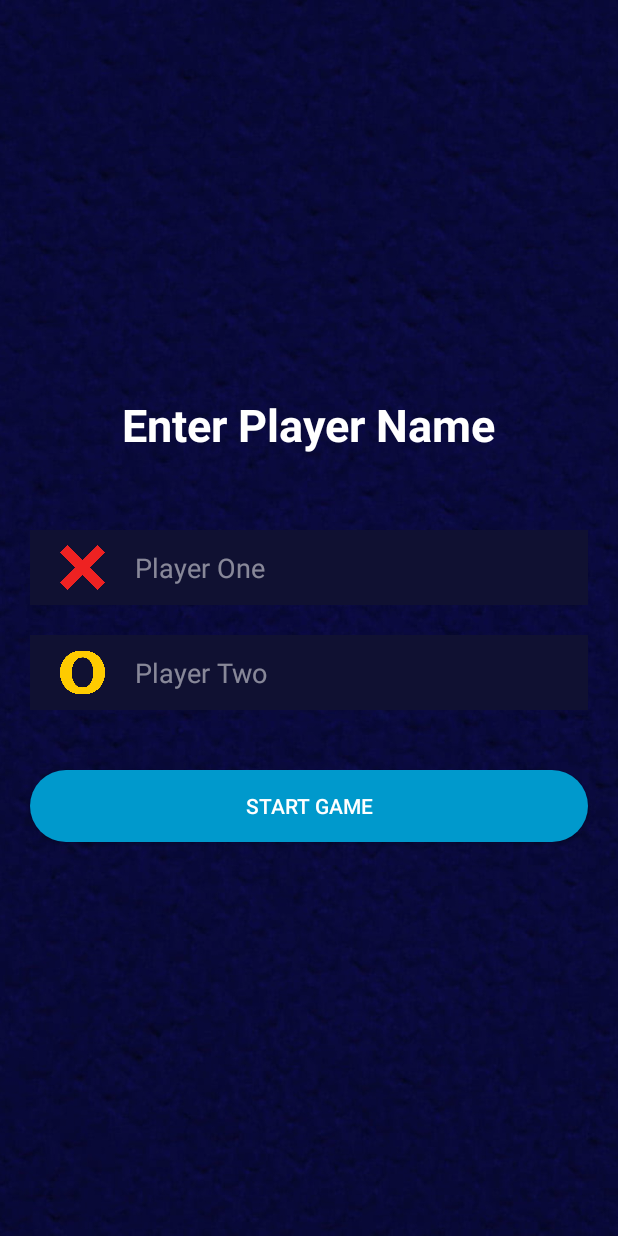
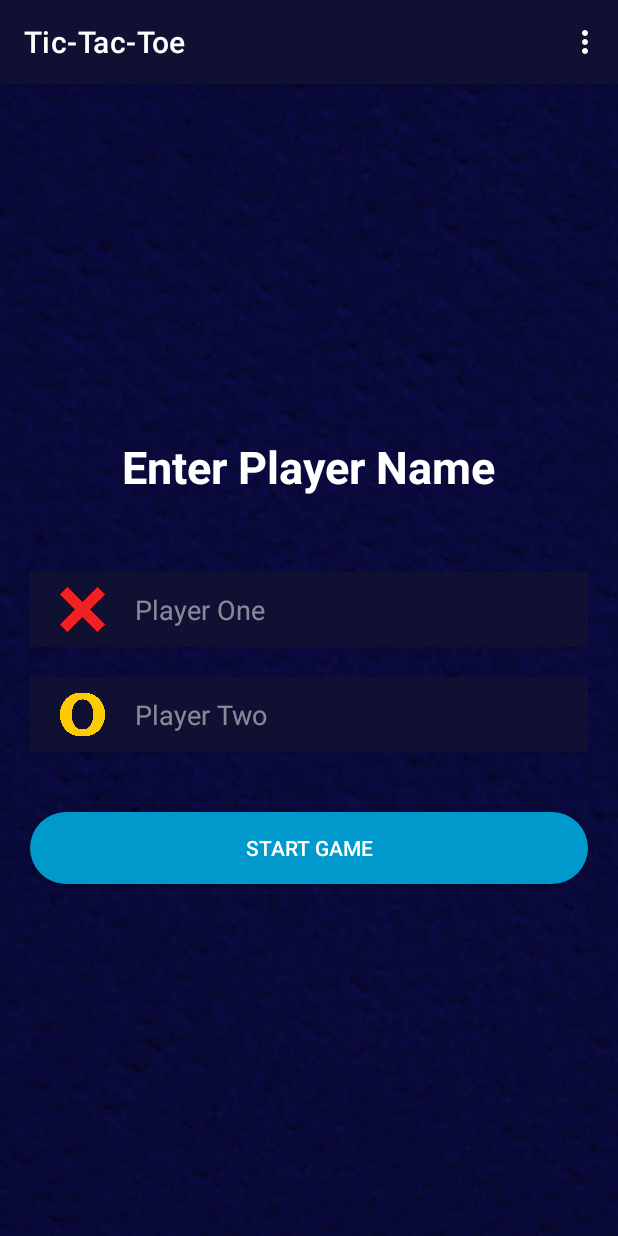
Before and after one commit to quynhpn2610/CS-300_TicTacToeApp, an Android app: the AddPlayers_Offline screen opened directly, with no data from a screen before it, on a phone screen of 412 x 824 dp. Run offline under Robolectric (Android 15) with nearby library versions, the phone set to English and light mode, and no system bars.

Commit message:
Menu Bar

```diff
--- a/app/build.gradle
+++ b/app/build.gradle
@@ -7,7 +7,7 @@ android {
 
     defaultConfig {
         applicationId "com.example.tictactoe"
-        minSdk 26
+        minSdk 22
         targetSdk 32
         versionCode 1
         versionName "1.0"
--- a/app/src/main/java/com/example/tictactoe/AddPlayers_Offline.java
+++ b/app/src/main/java/com/example/tictactoe/AddPlayers_Offline.java
@@ -1,9 +1,12 @@
 package com.example.tictactoe;
 
+import androidx.annotation.NonNull;
 import androidx.appcompat.app.AppCompatActivity;
 
 import android.content.Intent;
 import android.os.Bundle;
+import android.view.Menu;
+import android.view.MenuItem;
 import android.view.View;
 import android.widget.Button;
 import android.widget.EditText;
@@ -39,4 +42,18 @@ public class AddPlayers_Offline extends AppCompatActivity {
             }
         });
     }
+
+    @Override
+    public boolean onCreateOptionsMenu(Menu menu) {
+        getMenuInflater().inflate(R.menu.exit_menu, menu);
+        return true;
+    }
+
+    @Override
+    public boolean onOptionsItemSelected(@NonNull MenuItem item) {
+        if (item.getItemId() == R.id.Exit) {
+            finish();
+        }
+        return super.onOptionsItemSelected(item);
+    }
 }
--- /dev/null
+++ b/app/src/main/res/menu/exit_menu.xml
@@ -0,0 +1,8 @@
+<?xml version="1.0" encoding="utf-8"?>
+<menu xmlns:android="http://schemas.android.com/apk/res/android">
+    <item
+        android:id="@+id/Exit"
+        android:background="@color/dark_blue"
+        android:orderInCategory="100"
+        android:title="@string/exit" />
+</menu>
--- a/app/src/main/res/values/strings.xml
+++ b/app/src/main/res/values/strings.xml
@@ -7,4 +7,5 @@
     <string name="player_two">Player Two</string>
     <string name="start_game">Start Game</string>
     <string name="pick_your_game_mode">Pick your game mode</string>
+    <string name="exit">Exit</string>
 </resources>
--- a/app/src/main/res/values/themes.xml
+++ b/app/src/main/res/values/themes.xml
@@ -1,9 +1,9 @@
 <resources xmlns:tools="http://schemas.android.com/tools">
     <!-- Base application theme. -->
-    <style name="Theme.TicTacToe" parent="Theme.MaterialComponents.DayNight.NoActionBar">
+    <style name="Theme.TicTacToe" parent="Theme.MaterialComponents.DayNight.DarkActionBar">
         <!-- Primary brand color. -->
-        <item name="colorPrimary">@color/purple_500</item>
-        <item name="colorPrimaryVariant">@color/purple_700</item>
+        <item name="colorPrimary">@color/dark_blue</item>
+        <item name="colorPrimaryVariant">@color/purple</item>
         <item name="colorOnPrimary">@color/white</item>
         <!-- Secondary brand color. -->
         <item name="colorSecondary">@color/teal_200</item>
```
Also changed, not shown: app/src/main/java/com/example/tictactoe/MainActivity_Offline.java (+15 -0 lines).
